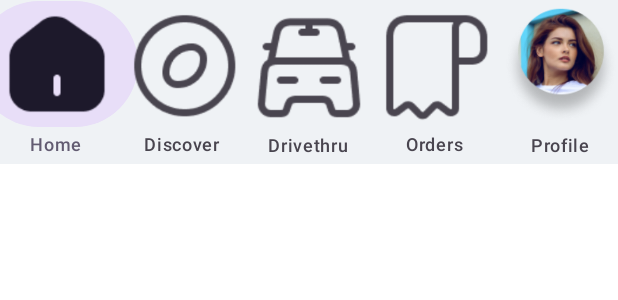
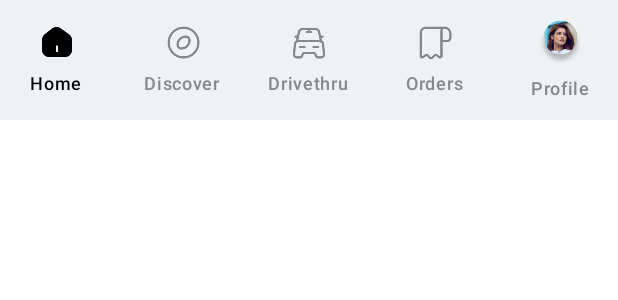
Before and after one commit to zabi90/Jetpack-compose, an Android app built with Jetpack Compose: the @Preview function AppBottomNavigationPreview, on a phone screen of 412 x 824 dp. Shown: the top 300 px of the screen. Run offline under Robolectric (Android 15) with nearby library versions, the phone set to English and light mode, and no system bars.

Commit message:
WIP : Navigation bar

```diff
--- a/app/src/main/java/com/example/composejourney/screens/LoginScreen.kt
+++ b/app/src/main/java/com/example/composejourney/screens/LoginScreen.kt
@@ -154,7 +154,7 @@ fun LoginScreen(navController: NavController, modifier: Modifier = Modifier) {
             hideIcon = false
 
         ) {
-            navController.navigate(AppNavigator.Routes.HOME)
+            navController.navigate(AppNavigator.Routes.MAIN)
         }
     }
 }
--- a/app/src/main/java/com/example/composejourney/screens/MainScreen.kt
+++ b/app/src/main/java/com/example/composejourney/screens/MainScreen.kt
@@ -3,16 +3,27 @@ package com.example.composejourney.screens
 import androidx.compose.foundation.Image
 import androidx.compose.foundation.layout.Box
 import androidx.compose.foundation.layout.padding
+import androidx.compose.foundation.layout.size
+import androidx.compose.material.icons.Icons
+import androidx.compose.material.icons.filled.Add
 import androidx.compose.material3.ExperimentalMaterial3Api
+import androidx.compose.material3.FloatingActionButton
 import androidx.compose.material3.Icon
 import androidx.compose.material3.NavigationBar
 import androidx.compose.material3.NavigationBarItem
+import androidx.compose.material3.NavigationBarItemDefaults
 import androidx.compose.material3.Scaffold
 import androidx.compose.material3.Text
 import androidx.compose.runtime.Composable
+import androidx.compose.runtime.getValue
+import androidx.compose.runtime.mutableStateOf
+import androidx.compose.runtime.remember
+import androidx.compose.runtime.setValue
 import androidx.compose.ui.Modifier
+import androidx.compose.ui.graphics.Color
 import androidx.compose.ui.res.painterResource
 import androidx.compose.ui.tooling.preview.Preview
+import androidx.compose.ui.unit.dp
 import androidx.navigation.NavController
 import androidx.navigation.compose.rememberNavController
 import com.example.composejourney.R
@@ -22,16 +33,24 @@ import com.example.composejourney.ui.theme.Light_80
 @OptIn(ExperimentalMaterial3Api::class)
 @Composable
 fun MainScreen(navController: NavController) {
+    var selectedItem by remember { mutableStateOf(0) }
     Scaffold(
         bottomBar = {
-            AppBottomNavigation()
-        },
+            AppBottomNavigation(selectedItem, onItemSelected = {
+                selectedItem = it
+            })
+        }
     ) { innerPadding ->
         Box(
             modifier = Modifier
                 .padding(innerPadding)
         ) {
-            HomeScreen(navController = navController)
+            when (selectedItem) {
+                0 -> HomeScreen(navController = navController)
+                else -> LoginScreen(navController = navController)
+            }
+
+            Text(text = "Selected Item " + selectedItem)
         }
     }
 }
@@ -46,16 +65,23 @@ fun MainScreenPreview() {
 }
 
 @Composable
-private fun AppBottomNavigation(modifier: Modifier = Modifier) {
+private fun AppBottomNavigation(
+    selectedItem: Int,
+    onItemSelected: (Int) -> Unit,
+    modifier: Modifier = Modifier
+) {
+
+
     NavigationBar(
         modifier = modifier,
-        containerColor = Light_80
+        containerColor = Light_80,
     ) {
         NavigationBarItem(
             icon = {
                 Icon(
                     painter = painterResource(id = R.drawable.home),
-                    contentDescription = null
+                    contentDescription = null,
+                    modifier = Modifier.size(24.dp)
                 )
             },
             label = {
@@ -63,14 +89,24 @@ private fun AppBottomNavigation(modifier: Modifier = Modifier) {
                     text = "Home"
                 )
             },
-            selected = true,
-            onClick = {}
+            selected = selectedItem == 0,
+            onClick = {
+                onItemSelected.invoke(0)
+            },
+            colors = NavigationBarItemDefaults.colors(
+                selectedIconColor = Color.Black,
+                unselectedIconColor = Color.Gray,
+                selectedTextColor = Color.Black,
+                unselectedTextColor = Color.Gray,
+                indicatorColor = Light_80
+            )
         )
         NavigationBarItem(
             icon = {
                 Icon(
                     painter = painterResource(id = R.drawable.discover),
-                    contentDescription = null
+                    contentDescription = null,
+                    modifier = Modifier.size(24.dp)
                 )
             },
             label = {
@@ -78,14 +114,23 @@ private fun AppBottomNavigation(modifier: Modifier = Modifier) {
                     text = "Discover"
                 )
             },
-            selected = false,
-            onClick = {}
+            selected = selectedItem == 1,
+            onClick = { onItemSelected.invoke(1) },
+            colors = NavigationBarItemDefaults.colors(
+                selectedIconColor = Color.Black,
+                unselectedIconColor = Color.Gray,
+                selectedTextColor = Color.Black,
+                unselectedTextColor = Color.Gray,
+                indicatorColor = Light_80
+            )
+
         )
         NavigationBarItem(
             icon = {
                 Icon(
                     painter = painterResource(id = R.drawable.car),
-                    contentDescription = null
+                    contentDescription = null,
+                    modifier = Modifier.size(24.dp)
                 )
             },
             label = {
@@ -94,14 +139,22 @@ private fun AppBottomNavigation(modifier: Modifier = Modifier) {
                 )
             },
             selected = false,
-            onClick = {}
+            onClick = {},
+            colors = NavigationBarItemDefaults.colors(
+                selectedIconColor = Color.Black,
+                unselectedIconColor = Color.Gray,
+                selectedTextColor = Color.Black,
+                unselectedTextColor = Color.Gray,
+                indicatorColor = Light_80
+            )
         )
 
         NavigationBarItem(
             icon = {
                 Icon(
                     painter = painterResource(id = R.drawable.receipt),
-                    contentDescription = null
+                    contentDescription = null,
+                    modifier = Modifier.size(24.dp)
                 )
             },
             label = {
@@ -110,13 +163,21 @@ private fun AppBottomNavigation(modifier: Modifier = Modifier) {
                 )
             },
             selected = false,
-            onClick = {}
+            onClick = {},
+            colors = NavigationBarItemDefaults.colors(
+                selectedIconColor = Color.Black,
+                unselectedIconColor = Color.Gray,
+                selectedTextColor = Color.Black,
+                unselectedTextColor = Color.Gray,
+                indicatorColor = Light_80
+            )
         )
         NavigationBarItem(
             icon = {
                 Image(
                     painter = painterResource(id = R.drawable.profile_image),
                     contentDescription = null,
+                    modifier = Modifier.size(30.dp)
                 )
             },
             label = {
@@ -125,7 +186,14 @@ private fun AppBottomNavigation(modifier: Modifier = Modifier) {
                 )
             },
             selected = false,
-            onClick = {}
+            onClick = {},
+            colors = NavigationBarItemDefaults.colors(
+                selectedIconColor = Color.Black,
+                unselectedIconColor = Color.Gray,
+                selectedTextColor = Color.Black,
+                unselectedTextColor = Color.Gray,
+                indicatorColor = Light_80
+            )
         )
     }
 }
@@ -134,6 +202,6 @@ private fun AppBottomNavigation(modifier: Modifier = Modifier) {
 @Composable
 fun AppBottomNavigationPreview() {
     ComposeJourneyTheme {
-        AppBottomNavigation()
+        AppBottomNavigation(0, {})
     }
 }
```
Also changed, not shown: app/src/main/java/com/example/composejourney/AppNavigator.kt (+4 -5 lines), app/src/main/java/com/example/composejourney/screens/HomeScreen.kt (+11 -6 lines).
